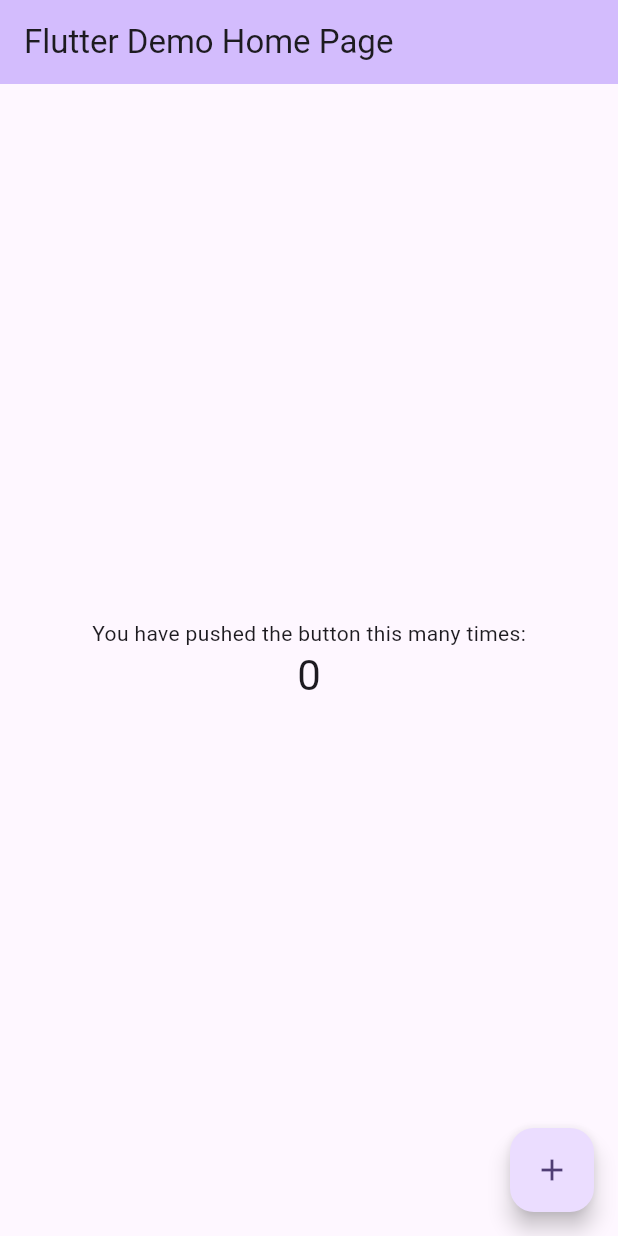
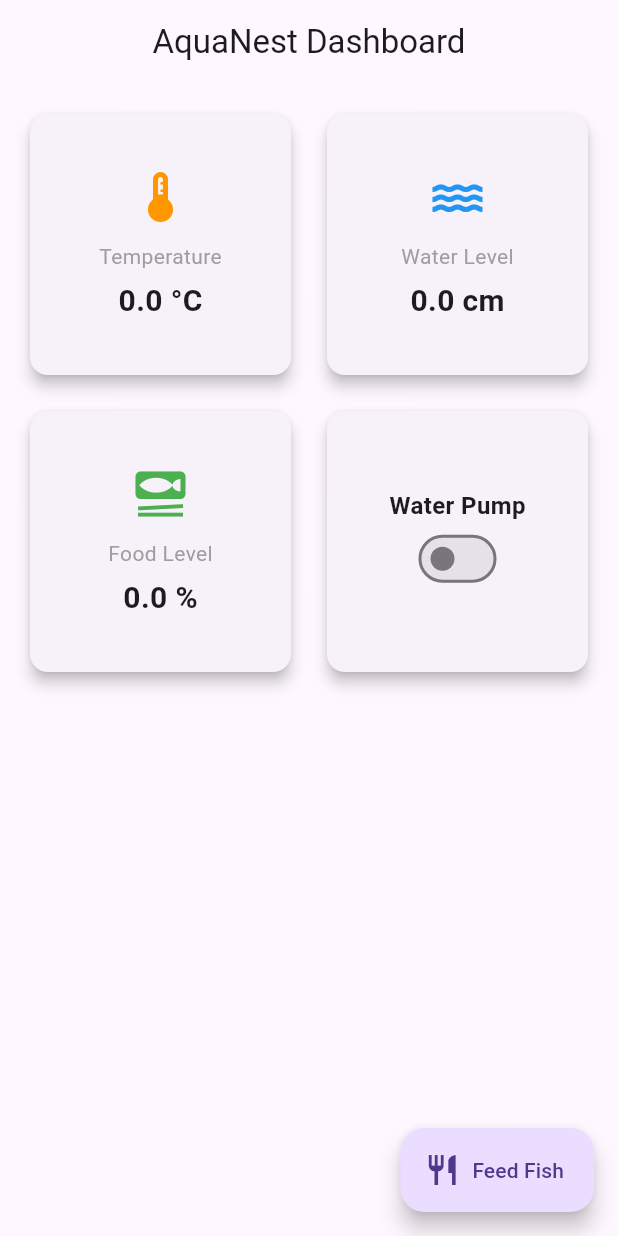
Before and after one commit to rahat-nibir/AquaNest, a Flutter app: the screen it shows after launch, on a phone screen of 412 x 824 dp. Run offline on Flutter 3.47's test engine with Material 3 defaults, Android fonts, the phone set to English and light mode, and no system bars; our stand-ins replace firebase_database; accounts and stored records are empty.

Commit message:
Initial base setup for AquaNest

```diff
--- a/lib/main.dart
+++ b/lib/main.dart
@@ -1,121 +1,26 @@
 import 'package:flutter/material.dart';
+import 'package:provider/provider.dart';
+import 'package:aquanest/providers/aquarium_provider.dart';
+import 'package:aquanest/screens/dashboard_screen.dart';
 
 void main() {
-  runApp(const MyApp());
+  WidgetsFlutterBinding.ensureInitialized();
+  // TODO: Firebase.initializeApp() call will be added after flutterfire configure
+  runApp(const AquaNestApp());
 }
 
-class MyApp extends StatelessWidget {
-  const MyApp({super.key});
-
-  // This widget is the root of your application.
-  @override
-  Widget build(BuildContext context) {
-    return MaterialApp(
-      title: 'Flutter Demo',
-      theme: ThemeData(
-        // This is the theme of your application.
-        //
-        // TRY THIS: Try running your application with "flutter run". You'll see
-        // the application has a purple toolbar. Then, without quitting the app,
-        // try changing the seedColor in the colorScheme below to Colors.green
-        // and then invoke "hot reload" (save your changes or press the "hot
-        // reload" button in a Flutter-supported IDE, or press "r" if you used
-        // the command line to start the app).
-        //
-        // Notice that the counter didn't reset back to zero; the application
-        // state is not lost during the reload. To reset the state, use hot
-        // restart instead.
-        //
-        // This works for code too, not just values: Most code changes can be
-        // tested with just a hot reload.
-        colorScheme: .fromSeed(seedColor: Colors.deepPurple),
-      ),
-      home: const MyHomePage(title: 'Flutter Demo Home Page'),
-    );
-  }
-}
-
-class MyHomePage extends StatefulWidget {
-  const MyHomePage({super.key, required this.title});
-
-  // This widget is the home page of your application. It is stateful, meaning
-  // that it has a State object (defined below) that contains fields that affect
-  // how it looks.
-
-  // This class is the configuration for the state. It holds the values (in this
-  // case the title) provided by the parent (in this case the App widget) and
-  // used by the build method of the State. Fields in a Widget subclass are
-  // always marked "final".
-
-  final String title;
-
-  @override
-  State<MyHomePage> createState() => _MyHomePageState();
-}
-
-class _MyHomePageState extends State<MyHomePage> {
-  int _counter = 0;
-
-  void _incrementCounter() {
-    setState(() {
-      // This call to setState tells the Flutter framework that something has
-      // changed in this State, which causes it to rerun the build method below
-      // so that the display can reflect the updated values. If we changed
-      // _counter without calling setState(), then the build method would not be
-      // called again, and so nothing would appear to happen.
-      _counter++;
-    });
-  }
+class AquaNestApp extends StatelessWidget {
+  const AquaNestApp({super.key});
 
   @override
   Widget build(BuildContext context) {
-    // This method is rerun every time setState is called, for instance as done
-    // by the _incrementCounter method above.
-    //
-    // The Flutter framework has been optimized to make rerunning build methods
-    // fast, so that you can just rebuild anything that needs updating rather
-    // than having to individually change instances of widgets.
-    return Scaffold(
-      appBar: AppBar(
-        // TRY THIS: Try changing the color here to a specific color (to
-        // Colors.amber, perhaps?) and trigger a hot reload to see the AppBar
-        // change color while the other colors stay the same.
-        backgroundColor: Theme.of(context).colorScheme.inversePrimary,
-        // Here we take the value from the MyHomePage object that was created by
-        // the App.build method, and use it to set our appbar title.
-        title: Text(widget.title),
-      ),
-      body: Center(
-        // Center is a layout widget. It takes a single child and positions it
-        // in the middle of the parent.
-        child: Column(
-          // Column is also a layout widget. It takes a list of children and
-          // arranges them vertically. By default, it sizes itself to fit its
-          // children horizontally, and tries to be as tall as its parent.
-          //
-          // Column has various properties to control how it sizes itself and
-          // how it positions its children. Here we use mainAxisAlignment to
-          // center the children vertically; the main axis here is the vertical
-          // axis because Columns are vertical (the cross axis would be
-          // horizontal).
-          //
-          // TRY THIS: Invoke "debug painting" (choose the "Toggle Debug Paint"
-          // action in the IDE, or press "p" in the console), to see the
-          // wireframe for each widget.
-          mainAxisAlignment: .center,
-          children: [
-            const Text('You have pushed the button this many times:'),
-            Text(
-              '$_counter',
-              style: Theme.of(context).textTheme.headlineMedium,
-            ),
-          ],
-        ),
-      ),
-      floatingActionButton: FloatingActionButton(
-        onPressed: _incrementCounter,
-        tooltip: 'Increment',
-        child: const Icon(Icons.add),
+    return ChangeNotifierProvider(
+      create: (_) => AquariumProvider(),
+      child: MaterialApp(
+        title: 'AquaNest',
+        debugShowCheckedModeBanner: false,
+        theme: ThemeData(primarySwatch: Colors.teal, useMaterial3: true),
+        home: const DashboardScreen(),
       ),
     );
   }
--- /dev/null
+++ b/lib/models/sensor_data.dart
@@ -0,0 +1,25 @@
+class SensorData {
+  final double temperature;
+  final double waterLevel;
+  final double foodLevel;
+  final bool isPumpOn;
+  final bool isFeederActive;
+
+  SensorData({
+    required this.temperature,
+    required this.waterLevel,
+    required this.foodLevel,
+    required this.isPumpOn,
+    required this.isFeederActive,
+  });
+
+  factory SensorData.fromMap(Map<dynamic, dynamic> map) {
+    return SensorData(
+      temperature: (map['temperature'] ?? 0.0).toDouble(),
+      waterLevel: (map['water_level'] ?? 0.0).toDouble(),
+      foodLevel: (map['food_level'] ?? 0.0).toDouble(),
+      isPumpOn: map['pump_status'] ?? false,
+      isFeederActive: map['feeder_status'] ?? false,
+    );
+  }
+}
--- /dev/null
+++ b/lib/providers/aquarium_provider.dart
@@ -0,0 +1,42 @@
+import 'package:flutter/foundation.dart';
+import 'package:firebase_database/firebase_database.dart';
+import '../models/sensor_data.dart';
+
+class AquariumProvider with ChangeNotifier {
+  final DatabaseReference _dbRef = FirebaseDatabase.instance.ref();
+  SensorData _sensorData = SensorData(
+    temperature: 0.0,
+    waterLevel: 0.0,
+    foodLevel: 0.0,
+    isPumpOn: false,
+    isFeederActive: false,
+  );
+
+  SensorData get sensorData => _sensorData;
+
+  AquariumProvider() {
+    _listenToSensorData();
+  }
+
+  void _listenToSensorData() {
+    _dbRef.child('aquarium_status').onValue.listen((event) {
+      final data = event.snapshot.value;
+      if (data != null && data is Map) {
+        _sensorData = SensorData.fromMap(data);
+        notifyListeners();
+      }
+    });
+  }
+
+  Future<void> togglePump(bool value) async {
+    await _dbRef.child('aquarium_status/pump_status').set(value);
+  }
+
+  Future<void> triggerFeeder() async {
+    await _dbRef.child('aquarium_status/feeder_status').set(true);
+    // Servo trigger reset
+    Future.delayed(const Duration(seconds: 3), () async {
+      await _dbRef.child('aquarium_status/feeder_status').set(false);
+    });
+  }
+}
--- /dev/null
+++ b/lib/screens/dashboard_screen.dart
@@ -0,0 +1,109 @@
+import 'package:flutter/material.dart';
+import 'package:provider/provider.dart';
+import '../providers/aquarium_provider.dart';
+
+class DashboardScreen extends StatelessWidget {
+  const DashboardScreen({super.key});
+
+  @override
+  Widget build(BuildContext context) {
+    final aquarium = Provider.of<AquariumProvider>(context);
+    final data = aquarium.sensorData;
+
+    return Scaffold(
+      appBar: AppBar(
+        title: const Text('AquaNest Dashboard'),
+        centerTitle: true,
+      ),
+      body: Padding(
+        padding: const EdgeInsets.all(16.0),
+        child: GridView.count(
+          crossAxisCount: 2,
+          crossAxisSpacing: 16,
+          mainAxisSpacing: 16,
+          children: [
+            _buildStatCard(
+              'Temperature',
+              '${data.temperature.toStringAsFixed(1)} °C',
+              Icons.thermostat,
+              Colors.orange,
+            ),
+            _buildStatCard(
+              'Water Level',
+              '${data.waterLevel.toStringAsFixed(1)} cm',
+              Icons.water,
+              Colors.blue,
+            ),
+            _buildStatCard(
+              'Food Level',
+              '${data.foodLevel.toStringAsFixed(1)} %',
+              Icons.set_meal,
+              Colors.green,
+            ),
+            Card(
+              elevation: 4,
+              shape: RoundedRectangleBorder(
+                borderRadius: BorderRadius.circular(12),
+              ),
+              child: Padding(
+                padding: const EdgeInsets.all(16.0),
+                child: Column(
+                  mainAxisAlignment: MainAxisAlignment.center,
+                  children: [
+                    const Text(
+                      'Water Pump',
+                      style: TextStyle(
+                        fontWeight: FontWeight.bold,
+                        fontSize: 16,
+                      ),
+                    ),
+                    Switch(
+                      value: data.isPumpOn,
+                      onChanged: (val) => aquarium.togglePump(val),
+                    ),
+                  ],
+                ),
+              ),
+            ),
+          ],
+        ),
+      ),
+      floatingActionButton: FloatingActionButton.extended(
+        onPressed: () => aquarium.triggerFeeder(),
+        icon: const Icon(Icons.restaurant),
+        label: const Text('Feed Fish'),
+      ),
+    );
+  }
+
+  Widget _buildStatCard(
+    String title,
+    String value,
+    IconData icon,
+    Color color,
+  ) {
+    return Card(
+      elevation: 4,
+      shape: RoundedRectangleBorder(borderRadius: BorderRadius.circular(12)),
+      child: Padding(
+        padding: const EdgeInsets.all(16.0),
+        child: Column(
+          mainAxisAlignment: MainAxisAlignment.center,
+          children: [
+            Icon(icon, size: 40, color: color),
+            const SizedBox(height: 10),
+            Text(
+              title,
+              style: const TextStyle(color: Colors.grey, fontSize: 14),
+            ),
+            const SizedBox(height: 5),
+            Text(
+              value,
+              style: const TextStyle(fontWeight: FontWeight.bold, fontSize: 20),
+            ),
+          ],
+        ),
+      ),
+    );
+  }
+}
--- a/pubspec.yaml
+++ b/pubspec.yaml
@@ -34,6 +34,12 @@ dependencies:
   # The following adds the Cupertino Icons font to your application.
   # Use with the CupertinoIcons class for iOS style icons.
   cupertino_icons: ^1.0.8
+  firebase_core: ^4.13.0
+  firebase_auth: ^6.5.7
+  firebase_database: ^12.4.7
+  provider: ^6.1.5+1
+  fl_chart: ^1.2.0
+  webview_flutter: ^4.14.1
 
 dev_dependencies:
   flutter_test:
```
Also changed, not shown: lib/screens/login_screen.dart (added), pubspec.lock, 3 other files.
